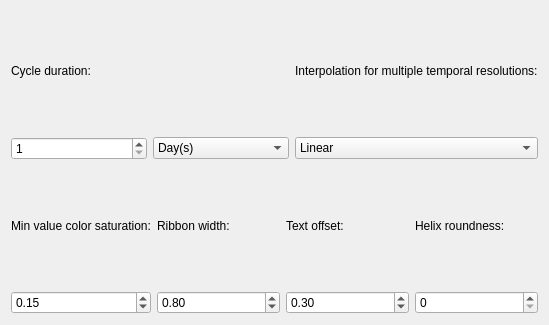
mbernasocchi/multiview, file visualizations/ui_helixwidget.ui: the form before one commit.
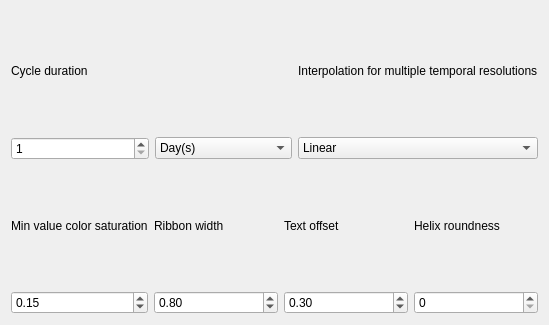
The form after the commit. Icons and pictures are not drawn.

Patch:
```diff
--- a/visualizations/ui_helixwidget.ui
+++ b/visualizations/ui_helixwidget.ui
@@ -22,7 +22,7 @@
      <item row="0" column="2">
       <widget class="QLabel" name="label_6">
        <property name="text">
-        <string>Interpolation for multiple temporal resolutions:</string>
+        <string>Interpolation for multiple temporal resolutions</string>
        </property>
       </widget>
      </item>
@@ -69,7 +69,7 @@
      <item row="0" column="0">
       <widget class="QLabel" name="label">
        <property name="text">
-        <string>Cycle duration:</string>
+        <string>Cycle duration</string>
        </property>
       </widget>
      </item>
@@ -115,7 +115,7 @@
      <item row="0" column="0">
       <widget class="QLabel" name="label_2">
        <property name="text">
-        <string>Min value color saturation:</string>
+        <string>Min value color saturation</string>
        </property>
       </widget>
      </item>
@@ -141,14 +141,14 @@
      <item row="0" column="1">
       <widget class="QLabel" name="label_3">
        <property name="text">
-        <string>Ribbon width:</string>
+        <string>Ribbon width</string>
        </property>
       </widget>
      </item>
      <item row="0" column="3">
       <widget class="QLabel" name="label_5">
        <property name="text">
-        <string>Helix roundness:</string>
+        <string>Helix roundness&lt;img src=&quot;:/plugins/multiview/images/info.png&quot; /&gt;</string>
        </property>
       </widget>
      </item>
@@ -181,7 +181,7 @@
      <item row="0" column="2">
       <widget class="QLabel" name="label_4">
        <property name="text">
-        <string>Text offset:</string>
+        <string>Text offset</string>
        </property>
       </widget>
      </item>
```
Left out of the diff: 7 changed lines with no effect on the pictures.
